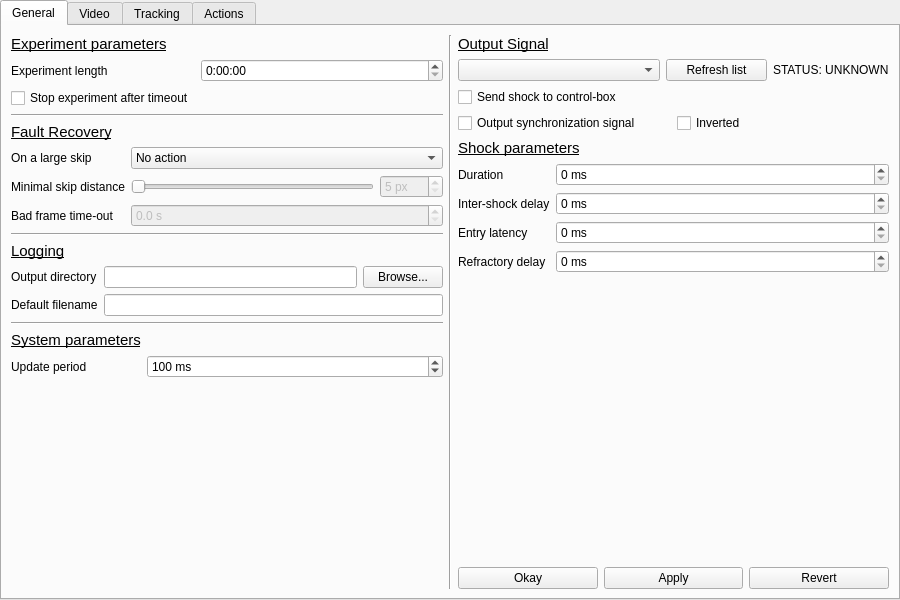
This is gui/configwindow.ui in fgu-cas/kachna-tracker as Qt 5 draws it before an edit. The edited form follows.
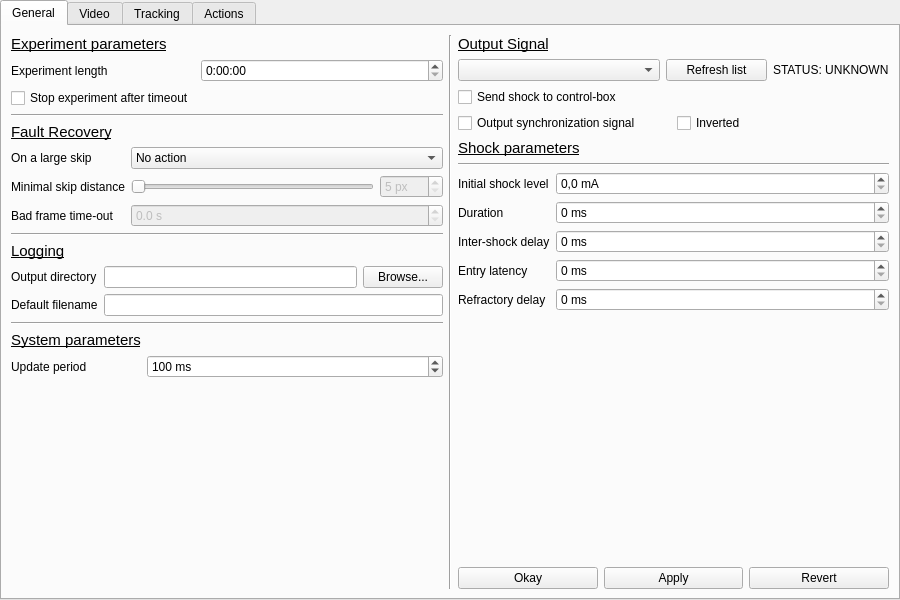
This is the edited form. Icons and pictures are not drawn. Custom widgets are drawn as their Qt base class.

Commit message: add dummy hardware option, initial shock, type bug fix

What changed in the file:
```diff
--- a/gui/configwindow.ui
+++ b/gui/configwindow.ui
@@ -398,14 +398,28 @@
         <property name="fieldGrowthPolicy">
          <enum>QFormLayout::AllNonFixedFieldsGrow</enum>
         </property>
-        <item row="0" column="0">
+        <item row="0" column="0" colspan="2">
+         <widget class="Line" name="line_4">
+          <property name="orientation">
+           <enum>Qt::Horizontal</enum>
+          </property>
+         </widget>
+        </item>
+        <item row="1" column="0">
+         <widget class="QLabel" name="label_58">
+          <property name="text">
+           <string>Initial shock level</string>
+          </property>
+         </widget>
+        </item>
+        <item row="2" column="0">
          <widget class="QLabel" name="label_20">
           <property name="text">
            <string>Duration</string>
           </property>
          </widget>
         </item>
-        <item row="0" column="1">
+        <item row="2" column="1">
          <widget class="QSpinBox" name="durationBox">
           <property name="suffix">
            <string> ms</string>
@@ -418,31 +432,14 @@
           </property>
          </widget>
         </item>
-        <item row="2" column="0">
-         <widget class="QLabel" name="label_21">
-          <property name="text">
-           <string>Entry latency</string>
-          </property>
-         </widget>
-        </item>
-        <item row="2" column="1">
-         <widget class="QSpinBox" name="entryBox">
-          <property name="suffix">
-           <string> ms</string>
-          </property>
-          <property name="maximum">
-           <number>9999</number>
-          </property>
-         </widget>
-        </item>
-        <item row="1" column="0">
+        <item row="3" column="0">
          <widget class="QLabel" name="label_23">
           <property name="text">
            <string>Inter-shock delay</string>
           </property>
          </widget>
         </item>
-        <item row="1" column="1">
+        <item row="3" column="1">
          <widget class="QSpinBox" name="interBox">
           <property name="suffix">
            <string> ms</string>
@@ -452,14 +449,31 @@
           </property>
          </widget>
         </item>
-        <item row="3" column="0">
+        <item row="4" column="0">
+         <widget class="QLabel" name="label_21">
+          <property name="text">
+           <string>Entry latency</string>
+          </property>
+         </widget>
+        </item>
+        <item row="4" column="1">
+         <widget class="QSpinBox" name="entryBox">
+          <property name="suffix">
+           <string> ms</string>
+          </property>
+          <property name="maximum">
+           <number>9999</number>
+          </property>
+         </widget>
+        </item>
+        <item row="5" column="0">
          <widget class="QLabel" name="label_22">
           <property name="text">
            <string>Refractory delay</string>
           </property>
          </widget>
         </item>
-        <item row="3" column="1">
+        <item row="5" column="1">
          <widget class="QSpinBox" name="refractoryBox">
           <property name="suffix">
            <string> ms</string>
@@ -469,6 +483,19 @@
           </property>
          </widget>
         </item>
+        <item row="1" column="1">
+         <widget class="QSpinBox" name="initialShockSpinBox">
+          <property name="suffix">
+           <string> mA</string>
+          </property>
+          <property name="prefix">
+           <string>0,</string>
+          </property>
+          <property name="maximum">
+           <number>7</number>
+          </property>
+         </widget>
+        </item>
        </layout>
       </item>
       <item>
```
The commit also changes 7 other files.
